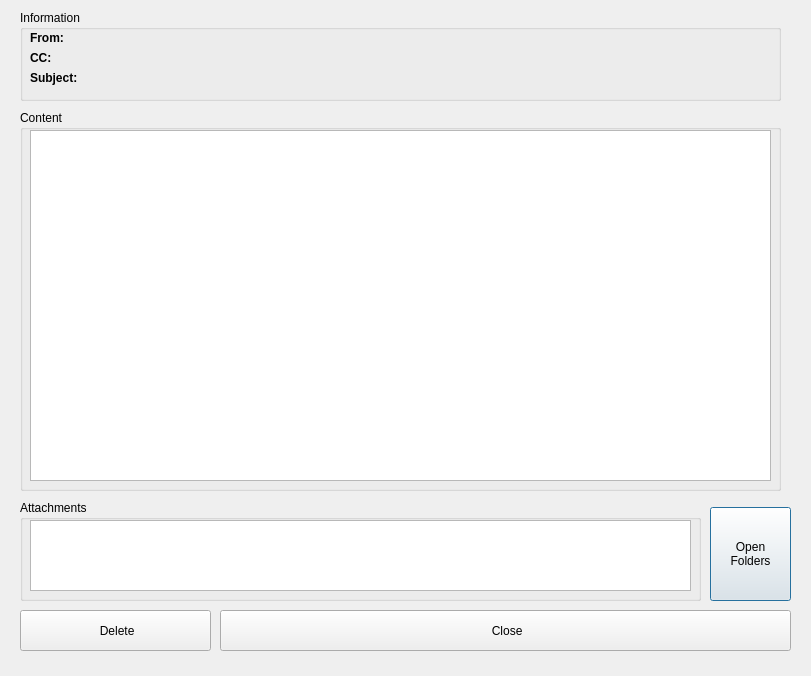
Before: the Qt Designer form read_mail.ui in nhan925/mail_client, drawn with Qt 5.
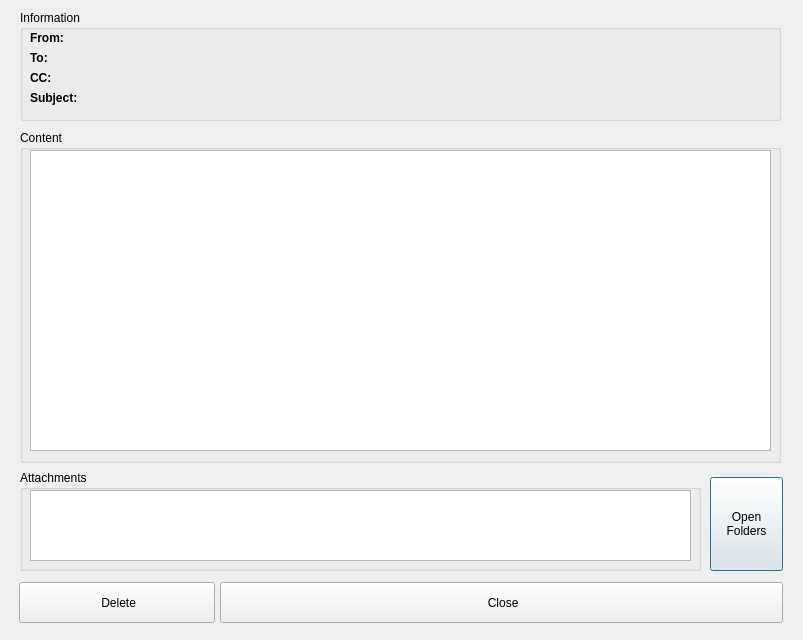
After: the same form once the commit is applied. Icons and pictures are not drawn.

Diff of the .ui file:
```diff
--- a/read_mail.ui
+++ b/read_mail.ui
@@ -6,20 +6,20 @@
    <rect>
     <x>0</x>
     <y>0</y>
-    <width>811</width>
-    <height>676</height>
+    <width>803</width>
+    <height>640</height>
    </rect>
   </property>
   <property name="minimumSize">
    <size>
-    <width>811</width>
-    <height>676</height>
+    <width>803</width>
+    <height>640</height>
    </size>
   </property>
   <property name="maximumSize">
    <size>
-    <width>811</width>
-    <height>676</height>
+    <width>803</width>
+    <height>640</height>
    </size>
   </property>
   <property name="windowTitle">
@@ -31,7 +31,7 @@
      <x>20</x>
      <y>10</y>
      <width>761</width>
-     <height>91</height>
+     <height>111</height>
     </rect>
    </property>
    <property name="title">
@@ -59,7 +59,7 @@
     <property name="geometry">
      <rect>
       <x>10</x>
-      <y>40</y>
+      <y>60</y>
       <width>31</width>
       <height>16</height>
      </rect>
@@ -90,7 +90,7 @@
     <property name="geometry">
      <rect>
       <x>70</x>
-      <y>40</y>
+      <y>60</y>
       <width>681</width>
       <height>16</height>
      </rect>
@@ -103,7 +103,7 @@
     <property name="geometry">
      <rect>
       <x>10</x>
-      <y>60</y>
+      <y>80</y>
       <width>51</width>
       <height>16</height>
      </rect>
@@ -121,7 +121,38 @@
     <property name="geometry">
      <rect>
       <x>70</x>
-      <y>60</y>
+      <y>80</y>
+      <width>681</width>
+      <height>16</height>
+     </rect>
+    </property>
+    <property name="text">
+     <string/>
+    </property>
+   </widget>
+   <widget class="QLabel" name="label_4">
+    <property name="geometry">
+     <rect>
+      <x>10</x>
+      <y>40</y>
+      <width>31</width>
+      <height>16</height>
+     </rect>
+    </property>
+    <property name="font">
+     <font>
+      <bold>true</bold>
+     </font>
+    </property>
+    <property name="text">
+     <string>To:</string>
+    </property>
+   </widget>
+   <widget class="QLabel" name="to">
+    <property name="geometry">
+     <rect>
+      <x>70</x>
+      <y>40</y>
       <width>681</width>
       <height>16</height>
      </rect>
@@ -135,9 +166,9 @@
    <property name="geometry">
     <rect>
      <x>20</x>
-     <y>110</y>
+     <y>130</y>
      <width>761</width>
-     <height>381</height>
+     <height>333</height>
     </rect>
    </property>
    <property name="title">
@@ -149,16 +180,21 @@
       <x>10</x>
       <y>20</y>
       <width>741</width>
-      <height>351</height>
+      <height>301</height>
      </rect>
     </property>
+    <property name="font">
+     <font>
+      <pointsize>11</pointsize>
+     </font>
+    </property>
    </widget>
   </widget>
   <widget class="QGroupBox" name="groupBox_3">
    <property name="geometry">
     <rect>
      <x>20</x>
-     <y>500</y>
+     <y>470</y>
      <width>681</width>
      <height>101</height>
     </rect>
@@ -184,8 +220,8 @@
    <property name="geometry">
     <rect>
      <x>710</x>
-     <y>507</y>
-     <width>81</width>
+     <y>477</y>
+     <width>73</width>
      <height>94</height>
     </rect>
    </property>
@@ -198,8 +234,8 @@
    <property name="geometry">
     <rect>
      <x>220</x>
-     <y>610</y>
-     <width>571</width>
+     <y>582</y>
+     <width>563</width>
      <height>41</height>
     </rect>
    </property>
@@ -214,9 +250,9 @@
   <widget class="QPushButton" name="delete_2">
    <property name="geometry">
     <rect>
-     <x>20</x>
-     <y>610</y>
-     <width>191</width>
+     <x>19</x>
+     <y>582</y>
+     <width>196</width>
      <height>41</height>
     </rect>
    </property>
```
Left out of the diff: 10 changed lines with no effect on the pictures.
